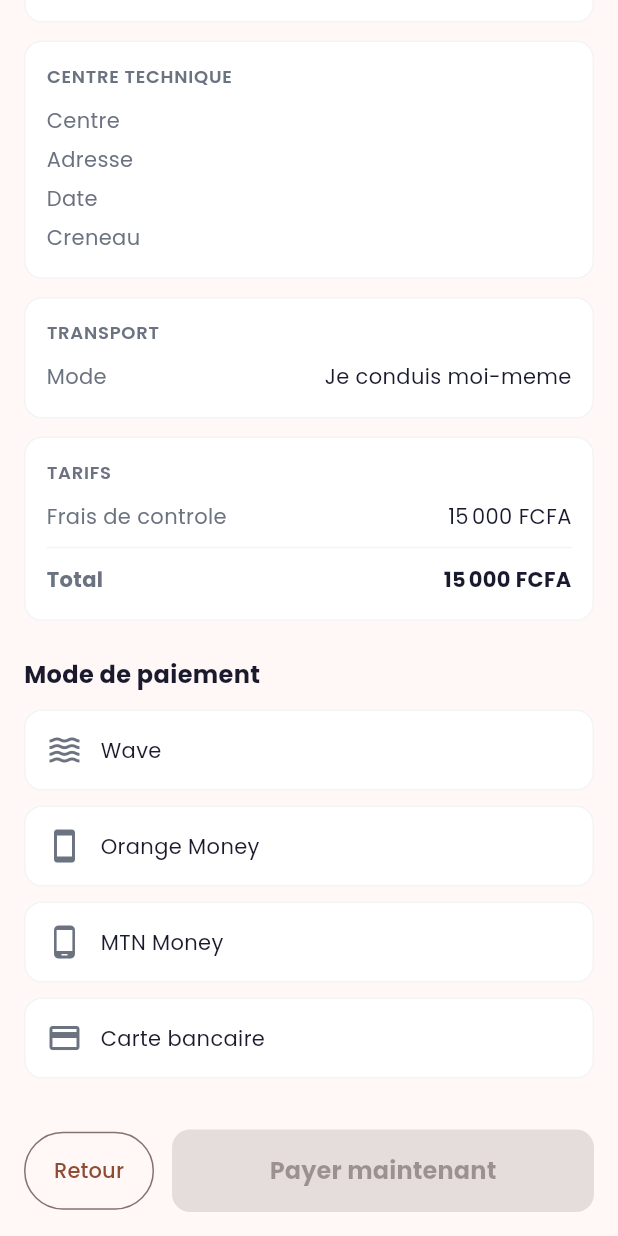
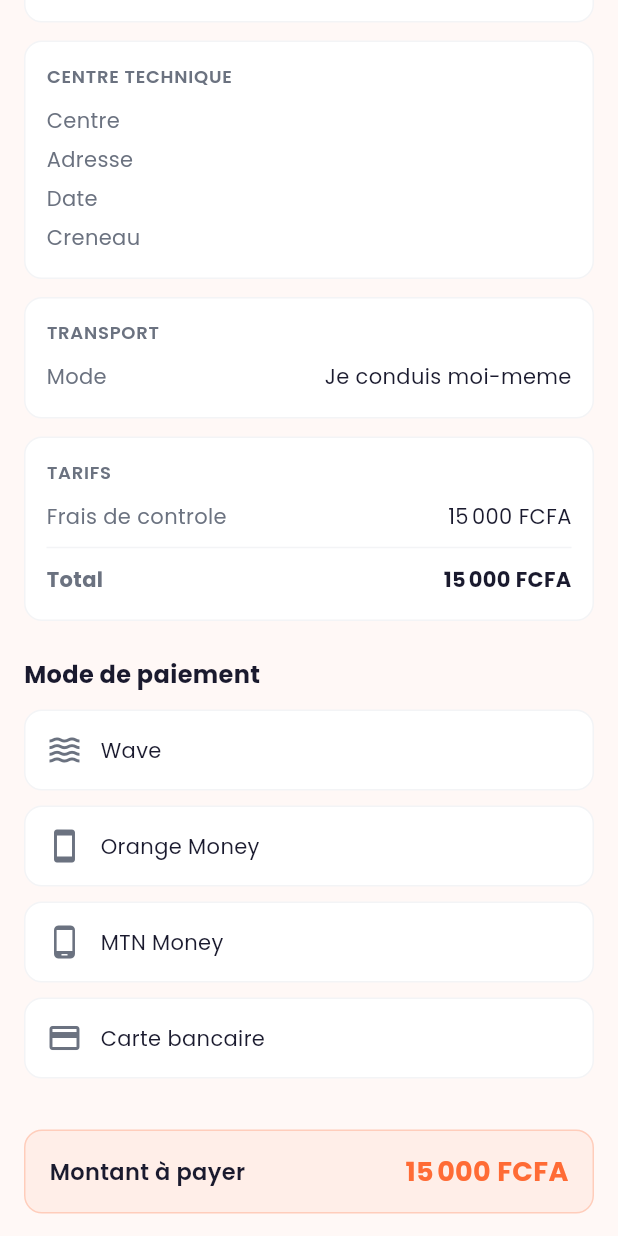
Before and after one commit to hamyago/vigiroutes-client, a Flutter app: the _Step4Summary widget shown alone on an empty page, opened directly with empty values, scrolled down 98 dp, on a phone screen of 412 x 824 dp. Run offline on Flutter 3.47's test engine with Material 3 defaults, Android fonts, the phone set to English and light mode, and no system bars; our stand-ins replace audioplayers, dio, firebase_auth, firebase_core, firebase_crashlytics, firebase_messaging and 10 more; accounts and stored records are empty; network calls fail.

Commit message:
CT booking: skip vehicle step when coming from accepted quote

```diff
--- a/lib/features/ct/screens/ct_booking_flow_screen.dart
+++ b/lib/features/ct/screens/ct_booking_flow_screen.dart
@@ -8,9 +8,15 @@ import 'package:qr_flutter/qr_flutter.dart';
 import 'package:url_launcher/url_launcher.dart';
 import '../controllers/ct_booking_controller.dart';
 import '../../../core/constants/app_colors.dart';
+import '../../../core/models/ct_quote_model.dart';
+import '../../../core/services/ct_service.dart';
 
 class CtBookingFlowScreen extends StatefulWidget {
-  const CtBookingFlowScreen({super.key});
+  /// bookingHint optionnel : passé via extra quand on arrive depuis l'acceptation d'un devis CT.
+  /// Dans ce cas le véhicule est pré-sélectionné et on saute l'étape 1.
+  final CtBookingHint? bookingHint;
+
+  const CtBookingFlowScreen({super.key, this.bookingHint});
 
   @override
   State<CtBookingFlowScreen> createState() => _CtBookingFlowScreenState();
@@ -21,7 +27,13 @@ class _CtBookingFlowScreenState extends State<CtBookingFlowScreen> {
   void initState() {
     super.initState();
     WidgetsBinding.instance.addPostFrameCallback((_) {
-      context.read<CtBookingController>().loadVehicles();
+      final ctrl = context.read<CtBookingController>();
+      if (widget.bookingHint != null) {
+        // Vient de l'acceptation d'un devis : pré-sélectionner le véhicule et sauter étape 1
+        ctrl.applyBookingHint(widget.bookingHint!);
+      } else {
+        ctrl.loadVehicles();
+      }
     });
   }
 
@@ -756,6 +768,39 @@ class _Step4SummaryState extends State<_Step4Summary> {
             ),
           ],
           const SizedBox(height: 24),
+
+          // ── Récapitulatif montant visible avant paiement ─────────────────
+          Container(
+            padding: const EdgeInsets.symmetric(horizontal: 16, vertical: 14),
+            decoration: BoxDecoration(
+              color: AppColors.primary.withValues(alpha: 0.07),
+              borderRadius: BorderRadius.circular(12),
+              border: Border.all(color: AppColors.primary.withValues(alpha: 0.25)),
+            ),
+            child: Row(
+              mainAxisAlignment: MainAxisAlignment.spaceBetween,
+              children: [
+                const Text(
+                  'Montant à payer',
+                  style: TextStyle(
+                    fontSize: 15,
+                    fontWeight: FontWeight.w600,
+                    color: AppColors.textPrimary,
+                  ),
+                ),
+                Text(
+                  '${fmt.format(ctrl.totalAmount)} FCFA',
+                  style: const TextStyle(
+                    fontSize: 18,
+                    fontWeight: FontWeight.w800,
+                    color: AppColors.primary,
+                  ),
+                ),
+              ],
+            ),
+          ),
+          const SizedBox(height: 16),
+
           Row(
             children: [
               OutlinedButton(
@@ -791,9 +836,9 @@ class _Step4SummaryState extends State<_Step4Summary> {
                           child: CircularProgressIndicator(
                               strokeWidth: 2, color: Colors.white),
                         )
-                      : const Text(
-                          'Payer maintenant',
-                          style: TextStyle(
+                      : Text(
+                          'Payer ${fmt.format(ctrl.totalAmount)} FCFA',
+                          style: const TextStyle(
                               fontSize: 16, fontWeight: FontWeight.bold),
                         ),
                 ),
```
Also changed, not shown: lib/features/ct/controllers/ct_booking_controller.dart (+29 -0 lines), lib/shared/navigation/app_router.dart (+5 -4 lines).
